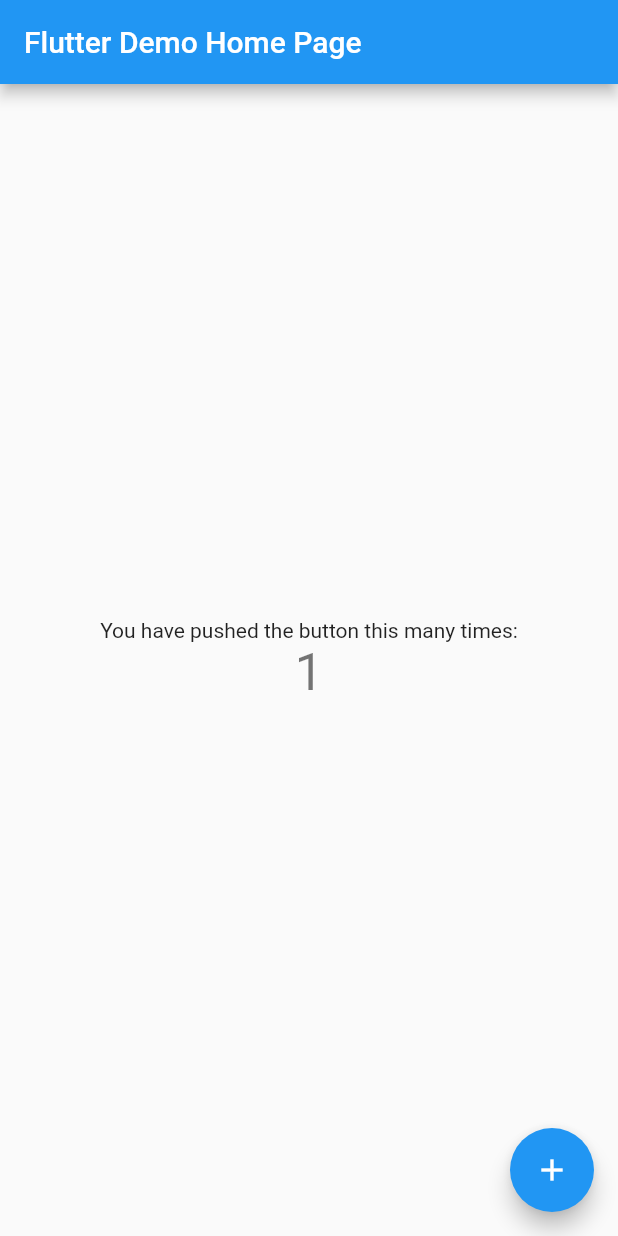
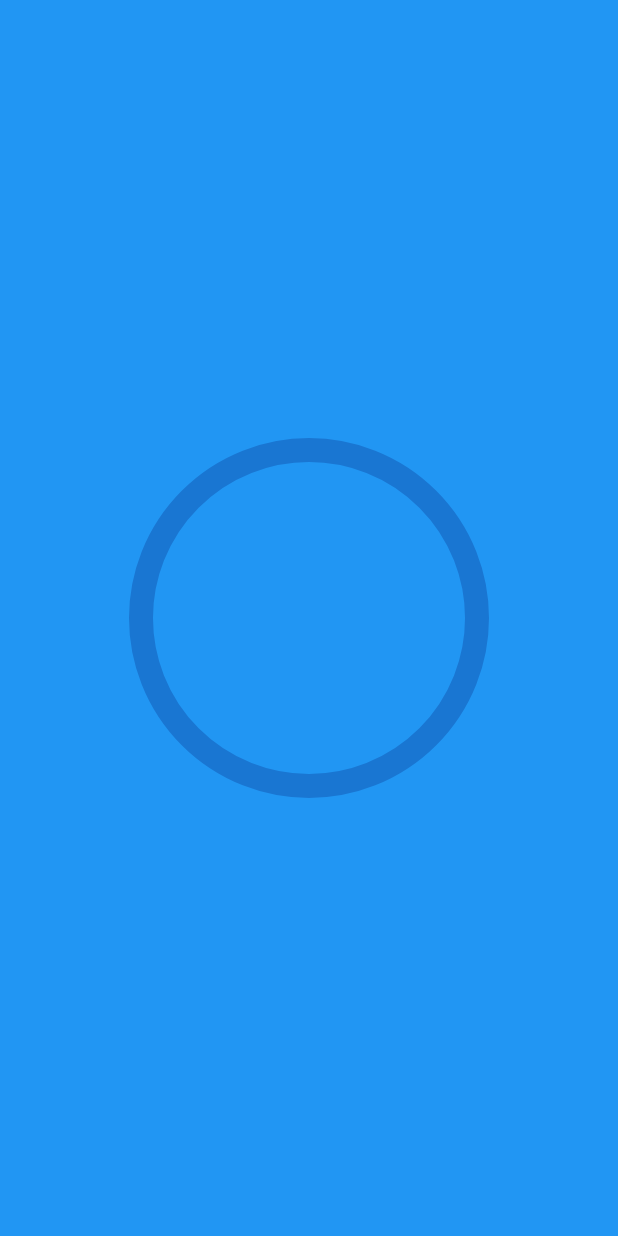
Before and after one commit to charlieforward9/beat, a Flutter app: the screen it shows after launch, after a tap on the "add" icon, on a phone screen of 412 x 824 dp. Run offline on Flutter 3.47's test engine with Material 2 defaults, Android fonts, the phone set to English and light mode, and no system bars.

Commit message:
Static ring built, teted on Web, iOS incomplete.

```diff
--- /dev/null
+++ b/lib/UI/completion_ring.dart
@@ -0,0 +1,89 @@
+import 'dart:math';
+
+import 'package:flutter/material.dart';
+
+class TaskCompletionRing extends StatelessWidget {
+  const TaskCompletionRing({Key? key}) : super(key: key);
+
+  @override
+  Widget build(BuildContext context) {
+    final themeData = AppTheme.of(context);
+    return AspectRatio(
+        aspectRatio: 1.0,
+        child: CustomPaint(
+            painter: RingPainter(
+                progress: 1,
+                taskNotCompletedColor: themeData.taskRing(),
+                taskCompletedColor: themeData.accent())));
+  }
+}
+
+class AppTheme {
+  final BuildContext context;
+  AppTheme._(this.context); // make this constructor private
+
+  static AppTheme of(BuildContext context) =>
+      AppTheme._(context); // pass context to above constructor
+
+  Color taskRing() {
+    return Theme.of(context).primaryColor;
+  }
+
+  Color accent() {
+    return Theme.of(context).primaryColorDark;
+  }
+}
+
+class RingPainter extends CustomPainter {
+  // 1. add a constructor and properties that can be set from the parent widget
+  RingPainter({
+    required this.progress,
+    required this.taskNotCompletedColor,
+    required this.taskCompletedColor,
+  });
+  // a value between 0 and 1
+  final double progress;
+  // background color to use when the task is not completed
+  final Color taskNotCompletedColor;
+  // foreground color to use when the task is completed
+  final Color taskCompletedColor;
+
+  @override
+  void paint(Canvas canvas, Size size) {
+    // 2. configure the paint and drawing properties
+    final strokeWidth = size.width / 15.0;
+    final center = Offset(size.width / 2, size.height / 2);
+    final radius = (size.width - strokeWidth) / 2;
+
+    // 3. create and configure the background paint
+    final backgroundPaint = Paint()
+      ..isAntiAlias = true
+      ..strokeWidth = strokeWidth
+      ..color = taskNotCompletedColor
+      ..style = PaintingStyle.stroke;
+    // 4. draw a circle
+    canvas.drawCircle(center, radius, backgroundPaint);
+
+    // 5. create and configure the foreground paint
+    final foregroundPaint = Paint()
+      ..isAntiAlias = true
+      ..strokeWidth = strokeWidth
+      ..color = taskCompletedColor
+      ..style = PaintingStyle.stroke;
+    // 6. draw an arc that starts from the top (-pi / 2)
+    // and sweeps and angle of (2 * pi * progress)
+    canvas.drawArc(
+      Rect.fromCircle(center: center, radius: radius),
+      -pi / 2,
+      2 * pi * progress,
+      false,
+      foregroundPaint,
+    );
+  }
+
+  // 7. only return true if the old progress value
+  // is different from the new one
+  @override
+  bool shouldRepaint(covariant RingPainter oldDelegate) =>
+      oldDelegate.progress != progress;
+}
--- /dev/null
+++ b/lib/home_page.dart
@@ -0,0 +1,16 @@
+import 'package:flutter/material.dart';
+import 'package:beat/UI/completion_ring.dart';
+
+class HomePage extends StatelessWidget {
+  const HomePage({Key? key}) : super(key: key);
+
+  @override
+  Widget build(BuildContext context) {
+    return Scaffold(
+      backgroundColor: Theme.of(context).primaryColor,
+      body: const Center(
+        child: SizedBox(width: 240, child: TaskCompletionRing()),
+      ),
+    );
+  }
+}
--- a/lib/main.dart
+++ b/lib/main.dart
@@ -1,5 +1,6 @@
 //export PATH=/Users/crich/Documents/flutter/bin:$PATH
 
+import 'package:beat/home_page.dart';
 import 'package:flutter/material.dart';
 
 void main() {
@@ -50,7 +51,7 @@ class MyHomePage extends StatefulWidget {
 }
 
 class _MyHomePageState extends State<MyHomePage> {
-  int _counter = 0;
+  final int _counter = 0;
 
   void _incrementCounter() {
     setState(() {
@@ -59,7 +60,11 @@ class _MyHomePageState extends State<MyHomePage> {
       // so that the display can reflect the updated values. If we changed
       // _counter without calling setState(), then the build method would not be
       // called again, and so nothing would appear to happen.
-      _counter++;
+      final route = MaterialPageRoute(
+        fullscreenDialog: true,
+        builder: (_) => const HomePage(),
+      );
+      Navigator.push(context, route);
     });
   }
 
```
